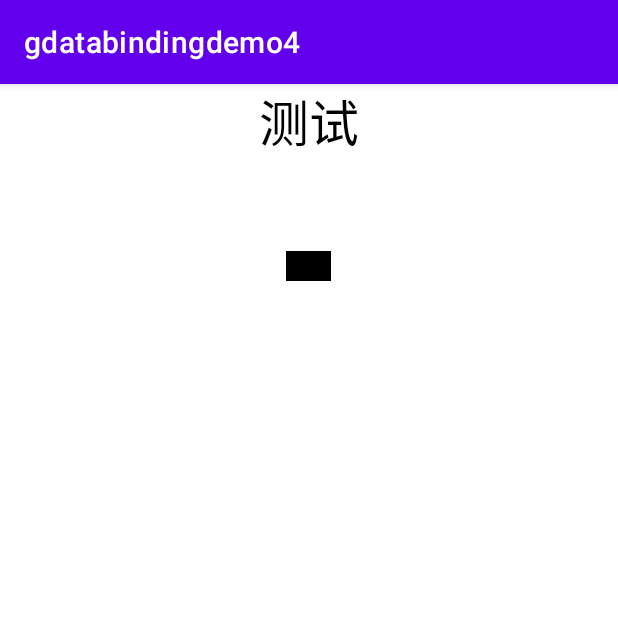
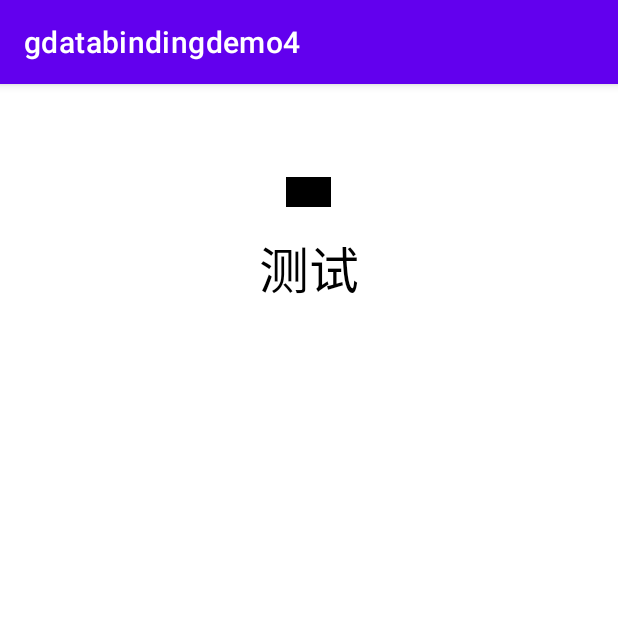
Before and after one commit to guoergongzi/GMVVMDemo, an Android app: the screen it shows after launch (MainActivity), on a phone screen of 412 x 824 dp, the top half of it. Run offline under Robolectric (Android 15) with nearby library versions, the phone set to English and light mode, and no system bars; our stand-ins replace data binding; 3 statements that could not run were skipped.

Commit message:
测试DataBinding的覆盖系统属性

```diff
--- a/gdatabindingdemo4/src/main/java/com/gegz/gdatabindingdemo4/MainActivity.java
+++ b/gdatabindingdemo4/src/main/java/com/gegz/gdatabindingdemo4/MainActivity.java
@@ -22,5 +22,7 @@ public class MainActivity extends AppCompatActivity {
 
         mainBinding.setViewHeight(200);
         mainBinding.setViewWidth(300);
+
+        mainBinding.setTextContent("测试");
     }
 }
--- a/gdatabindingdemo4/src/main/res/layout/activity_main.xml
+++ b/gdatabindingdemo4/src/main/res/layout/activity_main.xml
@@ -14,6 +14,10 @@
         <variable
             name="viewWidth"
             type="int" />
+
+        <variable
+            name="textContent"
+            type="String" />
     </data>
 
     <LinearLayout
@@ -21,13 +25,6 @@
         android:layout_height="match_parent"
         android:gravity="center_horizontal"
         android:orientation="vertical">
-
-        <TextView
-            android:layout_width="wrap_content"
-            android:layout_height="wrap_content"
-            android:text="测试"
-            android:textColor="@color/black"
-            android:textSize="33sp" />
 
         <ImageView
             bind_imageUrl="@{imageUrl}"
@@ -43,5 +40,13 @@
             android:layout_height="20dp"
             android:layout_marginTop="16dp"
             android:background="@color/black" />
+
+        <TextView
+            android:layout_width="wrap_content"
+            android:layout_height="wrap_content"
+            android:layout_marginTop="16dp"
+            android:text="@{textContent}"
+            android:textColor="@color/black"
+            android:textSize="33sp" />
     </LinearLayout>
 </layout>
```
Also changed, not shown: gdatabindingdemo4/src/main/java/com/gegz/gdatabindingdemo4/BindingAdapterImpl.java (+10 -0 lines).
